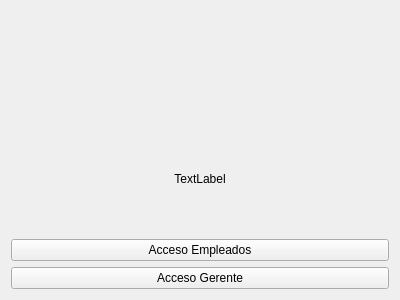
esteuwu/AeroChinquihue, file ui/View.ui: the form before one commit.
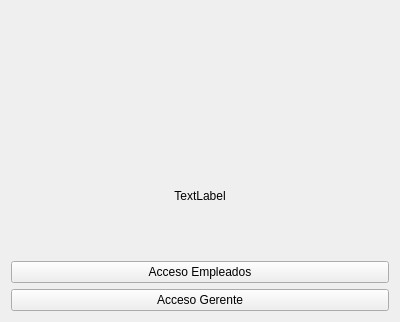
The form after the commit. Icons and pictures are not drawn.

The edit to the form file:
```diff
--- a/ui/View.ui
+++ b/ui/View.ui
@@ -7,7 +7,7 @@
     <x>0</x>
     <y>0</y>
     <width>400</width>
-    <height>300</height>
+    <height>322</height>
    </rect>
   </property>
   <property name="windowTitle">
```
